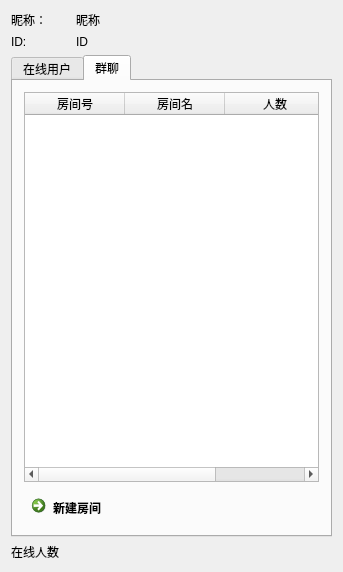
Old version of the form Client/widget.ui in the repository Psychim/Group5Pro.
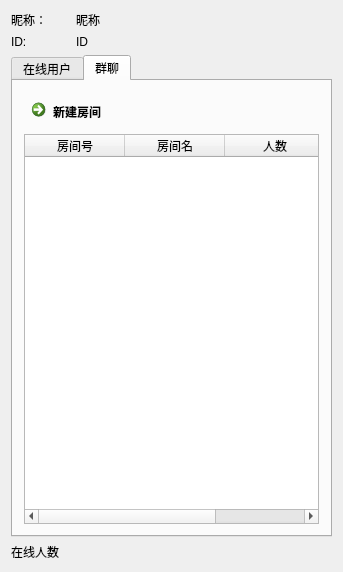
New version of the form.

The edit to the form file:
```diff
--- a/Client/widget.ui
+++ b/Client/widget.ui
@@ -92,25 +92,6 @@
        <string>群聊</string>
       </attribute>
       <layout class="QVBoxLayout" name="verticalLayout">
-       <item>
-        <widget class="QTableWidget" name="roomtableWidget">
-         <column>
-          <property name="text">
-           <string>房间号</string>
-          </property>
-         </column>
-         <column>
-          <property name="text">
-           <string>房间名</string>
-          </property>
-         </column>
-         <column>
-          <property name="text">
-           <string>人数</string>
-          </property>
-         </column>
-        </widget>
-       </item>
        <item>
         <widget class="QCommandLinkButton" name="commandLinkButton">
          <property name="sizePolicy">
@@ -124,6 +105,25 @@
          </property>
         </widget>
        </item>
+       <item>
+        <widget class="QTableWidget" name="roomtableWidget">
+         <column>
+          <property name="text">
+           <string>房间号</string>
+          </property>
+         </column>
+         <column>
+          <property name="text">
+           <string>房间名</string>
+          </property>
+         </column>
+         <column>
+          <property name="text">
+           <string>人数</string>
+          </property>
+         </column>
+        </widget>
+       </item>
       </layout>
      </widget>
     </widget>
```
